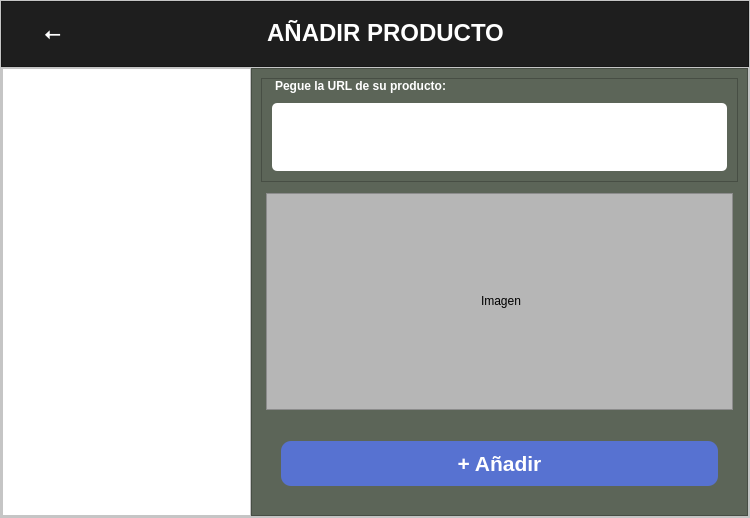
Above: Interfaz/gui/URL.ui from 50DayEmpire/Tracking_Precios before the change. Below: the same form after it.
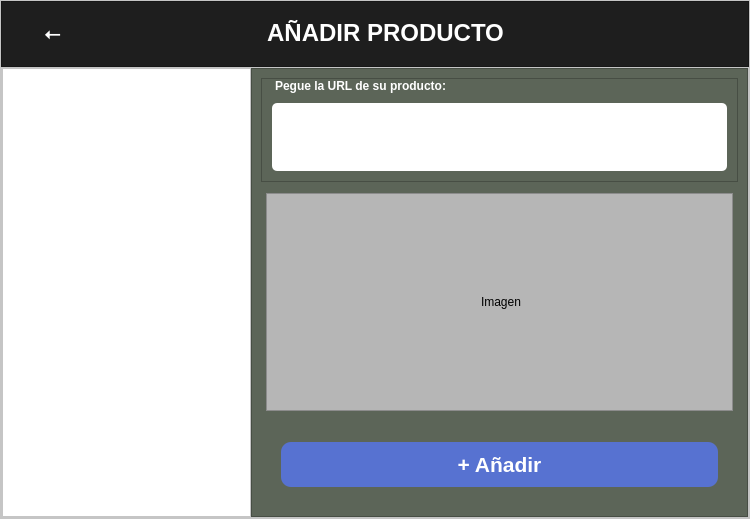
That is the form after the change.

```diff
--- a/Interfaz/gui/URL.ui
+++ b/Interfaz/gui/URL.ui
@@ -7,7 +7,7 @@
     <x>0</x>
     <y>0</y>
     <width>750</width>
-    <height>518</height>
+    <height>519</height>
    </rect>
   </property>
   <property name="windowTitle">
```
Left out of the diff: 2 changed lines with no effect on the pictures.
